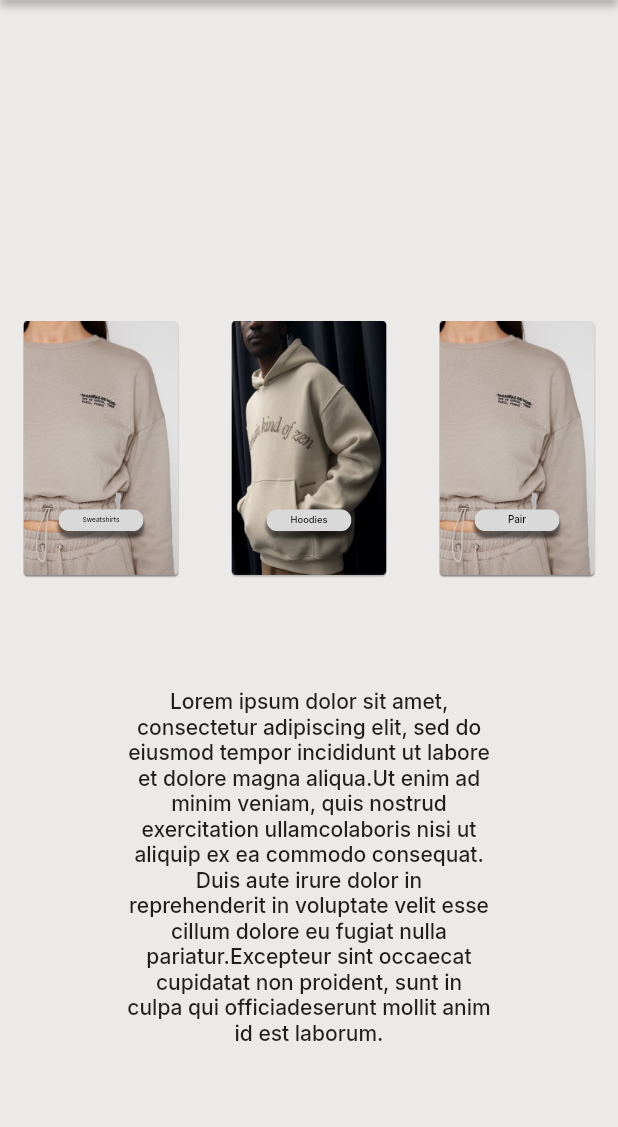
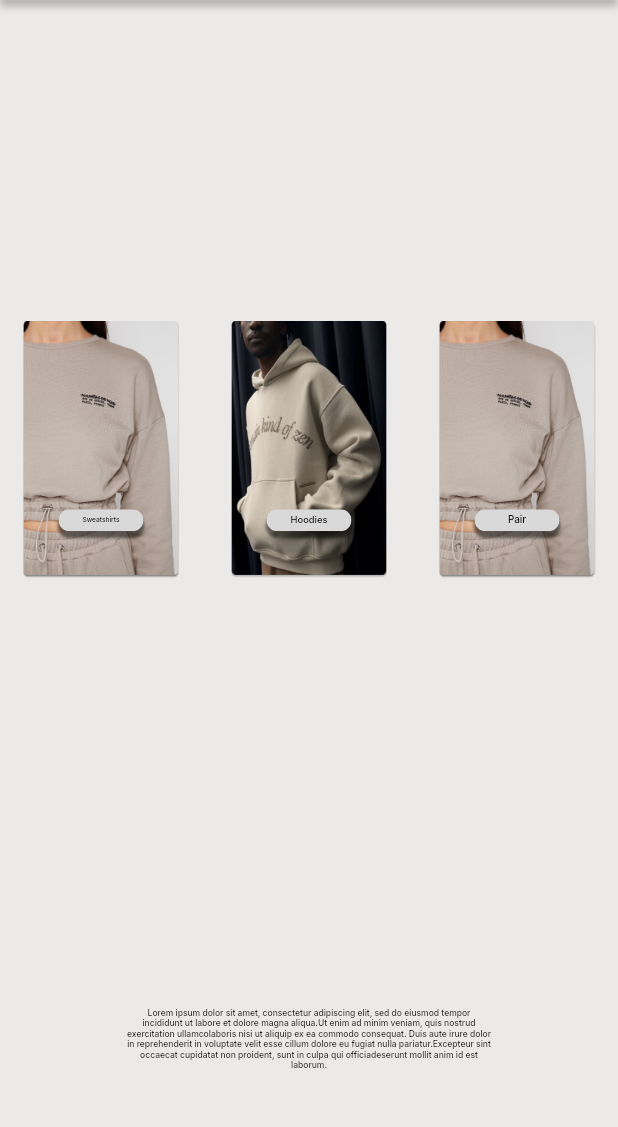
Before and after one commit to ralphkevinmacahipay/flutter-test-app, a Flutter app: the DesktopScreen screen opened directly, after a tap on "HOME", after a tap on "NEW ARRIVAL", on a phone screen of 412 x 824 dp, the part 98-1225 px from its top. Run offline on Flutter 3.47's test engine with Material 2 defaults, Android fonts, the phone set to English and light mode, and no system bars; our stand-ins replace get, google_fonts, velocity_x.

Commit message:
init_contact

```diff
--- a/lib/desktop/contact_screen/contact.dart
+++ b/lib/desktop/contact_screen/contact.dart
@@ -58,20 +58,23 @@ class ContactDesktopScreen extends StatelessWidget {
                           top: context.percentHeight * 3.61,
                           left: context.percentWidth * 4.027),
                       ListTile(
-                        subtitle: Text(
-                            style: kInterMediumBold.copyWith(fontSize: 15),
+                        title: Text(
+                            style: kInterMediumBold.copyWith(
+                                fontSize: context.percentWidth * 1.0416),
                             " Lorem ipsum dolor sit amet, consectetur adipiscing elit,sed do eiusmod tempor incididunt ut labore et dolore magna aliqua."),
                         leading: const Icon(Icons.send),
                       ),
                       ListTile(
-                        subtitle: Text(
-                            style: kInterMediumBold.copyWith(fontSize: 15),
+                        title: Text(
+                            style: kInterMediumBold.copyWith(
+                                fontSize: context.percentWidth * 1.0416),
                             " Lorem ipsum "),
                         leading: const Icon(Icons.phone_android_outlined),
                       ),
                       ListTile(
-                        subtitle: Text(
-                            style: kInterMediumBold.copyWith(fontSize: 15),
+                        title: Text(
+                            style: kInterMediumBold.copyWith(
+                                fontSize: context.percentWidth * 1.0416),
                             " Lorem ipsum dolor sit amet"),
                         leading: const Icon(Icons.email_outlined),
                       )
--- a/lib/desktop/products/products.dart
+++ b/lib/desktop/products/products.dart
@@ -50,12 +50,13 @@ class ProductDesktopScreen extends StatelessWidget {
                 alignment: Alignment.bottomCenter,
                 child: Text(
                   kLorem,
-                  style: kInterMediumBold.copyWith(),
+                  style: kInterMediumBold.copyWith(
+                      fontSize: context.percentWidth * 1.38),
                   textAlign: TextAlign.center,
                 ),
               )
                   .marginSymmetric(horizontal: context.percentWidth * 20.52)
-                  .marginOnly(bottom: context.percentHeight * 7.51)
+                  .marginOnly(bottom: context.percentHeight * 5.51)
               // .paddingSymmetric(
               //     vertical: context.percentHeight * 5)
             ],
```
Also changed, not shown: assets/facebook_image.png (added), assets/insta_image.png (added), assets/pinterest_image.png (added).
